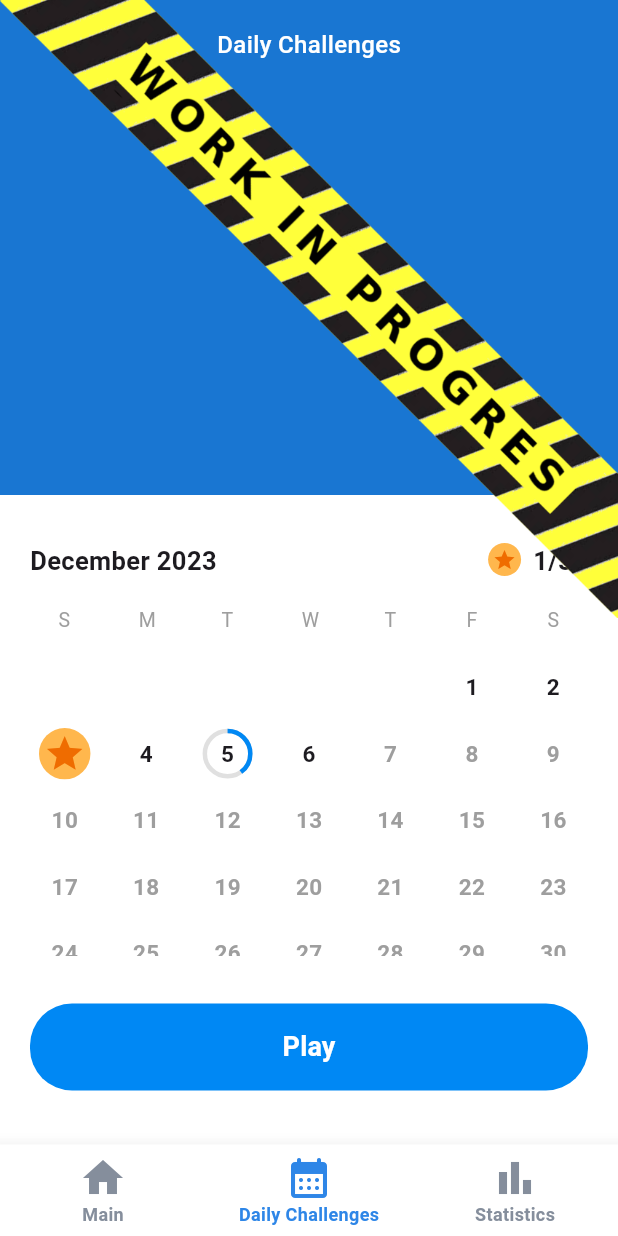
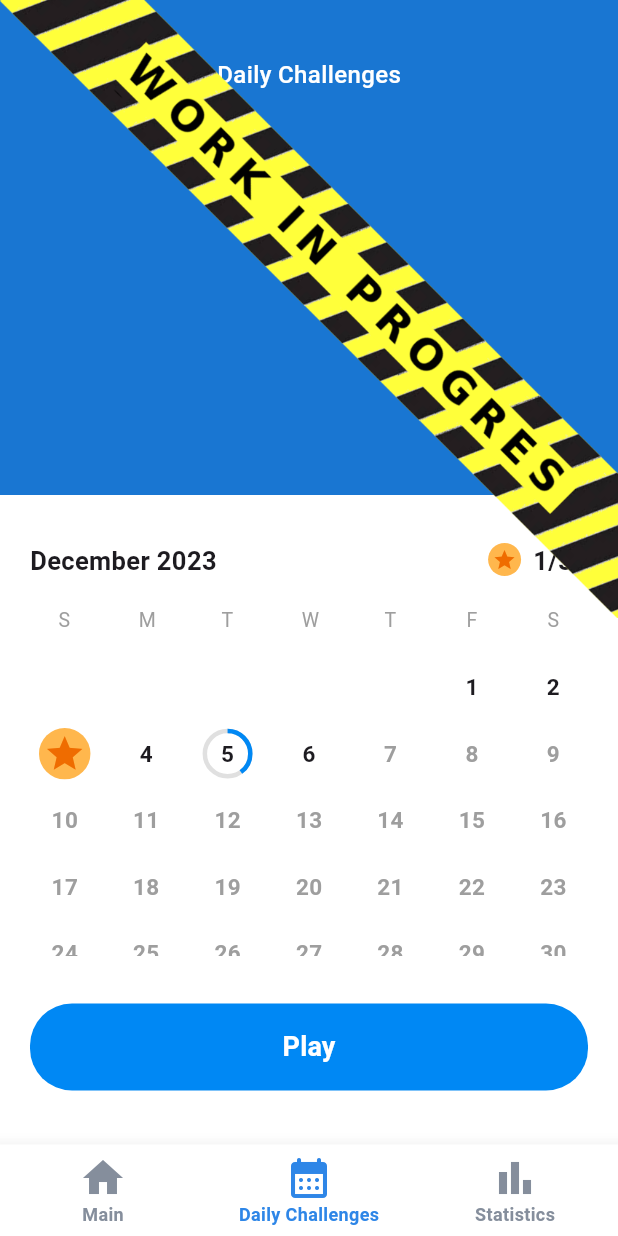
Before and after one commit to recepsenoglu/Flutter_Sudoku, a Flutter app: the screen it shows after launch, item 2 of the bottom bar chosen, on a phone screen of 412 x 824 dp. Run offline on Flutter 3.47's test engine with Material 3 defaults, Android fonts, the phone set to English and light mode, and no system bars; our stand-ins replace shared_preferences.

Commit message:
game sizes added

```diff
--- a/lib/constant/enums.dart
+++ b/lib/constant/enums.dart
@@ -1,3 +1,5 @@
+// ignore_for_file: constant_identifier_names
+
 enum StatisticType { Games, Time, Score, Streaks }
 
 enum Difficulty { Easy, Medium, Hard, Expert, Nightmare }
--- a/lib/main.dart
+++ b/lib/main.dart
@@ -1,5 +1,6 @@
 import 'package:flutter/material.dart';
 import 'package:flutter/services.dart';
+import 'package:flutter_sudoku/utils/game_sizes.dart';
 
 import 'services/routes.dart';
 
@@ -15,6 +16,8 @@ class MyApp extends StatelessWidget {
 
   @override
   Widget build(BuildContext context) {
+    GameSizes.init(context);
+
     return MaterialApp(
       title: 'Sudoku',
       theme: ThemeData(primarySwatch: Colors.blue),
--- a/lib/screens/daily_challenges_screen/daily_challenges_screen.dart
+++ b/lib/screens/daily_challenges_screen/daily_challenges_screen.dart
@@ -3,8 +3,8 @@ import 'package:flutter_sudoku/utils/app_strings.dart';
 import 'package:flutter_sudoku/constant/constants.dart';
 import 'package:flutter_sudoku/screens/daily_challenges_screen/daily_challenges_screen_provider.dart';
 import 'package:flutter_sudoku/utils/app_colors.dart';
-import 'package:flutter_sudoku/utils/app_sizes.dart';
 import 'package:flutter_sudoku/utils/app_text_styles.dart';
+import 'package:flutter_sudoku/utils/game_sizes.dart';
 import 'package:flutter_sudoku/widgets/button/rounded_button/rounded_button.dart';
 import 'package:flutter_sudoku/widgets/star_badge_widget.dart';
 import 'package:provider/provider.dart';
@@ -210,9 +210,7 @@ class TopBlueBox extends StatelessWidget {
     return Container(
       height: 330,
       width: double.infinity,
-      padding: EdgeInsets.only(
-        top: AppSizes.statusBarHeight(context),
-      ),
+      padding: EdgeInsets.only(top: GameSizes.topPadding + 20),
       decoration: BoxDecoration(color: Colors.blue.shade700),
       child: Column(
         children: [
--- a/lib/utils/app_sizes.dart
+++ /dev/null
@@ -1,7 +0,0 @@
-import 'package:flutter/material.dart';
-
-class AppSizes {
-  static double statusBarHeight(BuildContext context) {
-    return MediaQuery.of(context).viewPadding.top;
-  }
-}
--- /dev/null
+++ b/lib/utils/game_sizes.dart
@@ -0,0 +1,53 @@
+import 'package:flutter/material.dart';
+
+class GameSizes {
+  static late double _screenWidth;
+  static late double _screenHeight;
+  static late EdgeInsets _padding;
+  static BorderRadius borderRadius = BorderRadius.circular(0);
+
+  static void init(BuildContext context) {
+    final size = MediaQuery.sizeOf(context);
+    _screenWidth = size.width;
+    _screenHeight = size.height;
+
+    _padding = MediaQuery.paddingOf(context);
+  }
+
+  static double get width => _screenWidth;
+  static double get height => _screenHeight;
+  static double get bottomPadding => _padding.bottom;
+  static double get topPadding => _padding.top;
+
+  static BorderRadius getRadius(double radius) {
+    final double value = _screenWidth < 500 ? radius : radius * 2;
+    return BorderRadius.circular(value);
+  }
+
+  static double getWidth(double percent) {
+    return _screenWidth * percent;
+  }
+
+  static double getHeight(double percent) {
+    return _screenHeight * percent;
+  }
+
+  static EdgeInsets getPadding(double percent) {
+    return EdgeInsets.all(getWidth(percent));
+  }
+
+  static EdgeInsets getHorizontalPadding(double percent) {
+    return EdgeInsets.symmetric(horizontal: getWidth(percent));
+  }
+
+  static EdgeInsets getVerticalPadding(double percent) {
+    return EdgeInsets.symmetric(vertical: getHeight(percent));
+  }
+
+  static EdgeInsets getSymmetricPadding(double horizontal, double vertical) {
+    return EdgeInsets.symmetric(
+      horizontal: getWidth(horizontal),
+      vertical: getHeight(vertical),
+    );
+  }
+}
```
